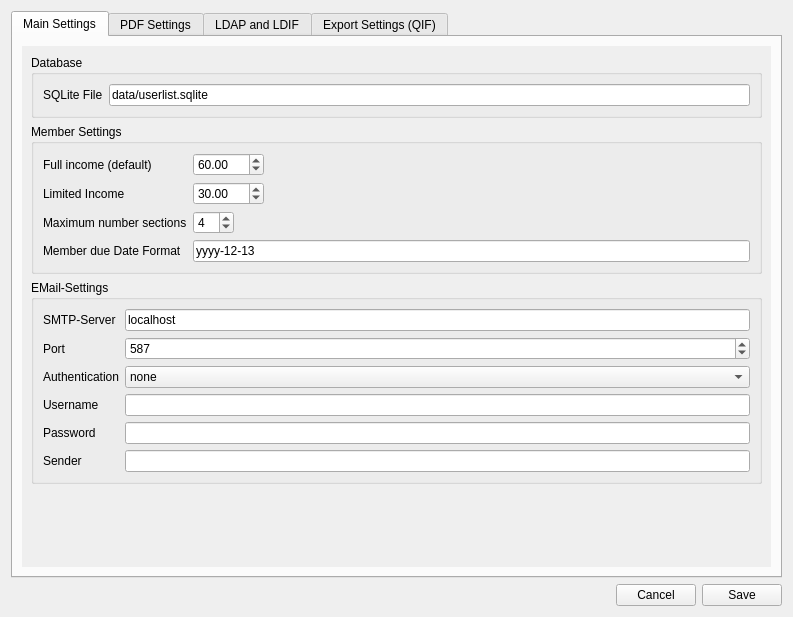
Before: the Qt Designer form forms/settings.ui in LukyLuke/PiTres, drawn with Qt 5.
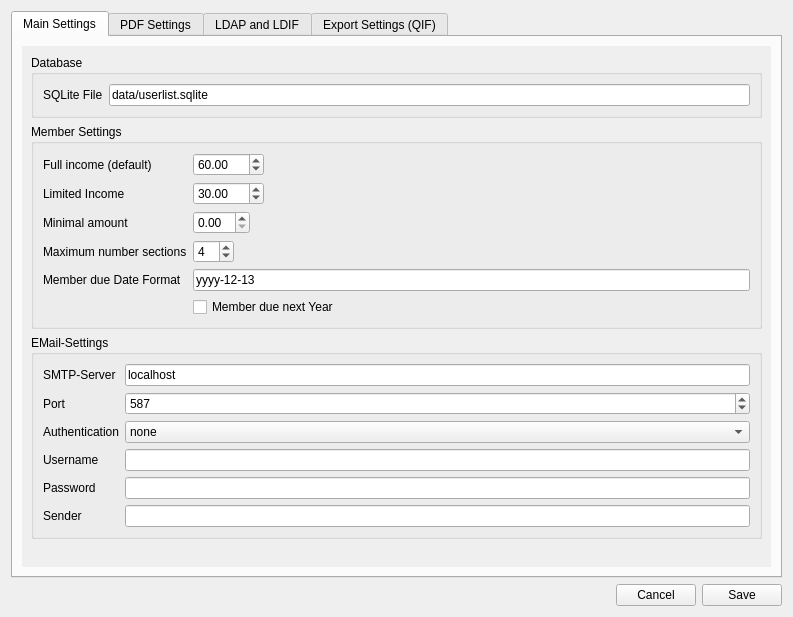
After: the same form once the commit is applied.

Commit message: #4: Added Checkbox to define the minimum amount and mark payments as paid in FIO

The edit to the form file:
```diff
--- a/forms/settings.ui
+++ b/forms/settings.ui
@@ -123,14 +123,14 @@
                 </property>
                </widget>
               </item>
-              <item row="2" column="0">
+              <item row="3" column="0">
                <widget class="QLabel" name="labelrecommendationsMaxSections">
                 <property name="text">
                  <string>Maximum number sections</string>
                 </property>
                </widget>
               </item>
-              <item row="2" column="1">
+              <item row="3" column="1">
                <widget class="QSpinBox" name="maxNumSections">
                 <property name="minimum">
                  <number>1</number>
@@ -140,14 +140,14 @@
                 </property>
                </widget>
               </item>
-              <item row="3" column="0">
+              <item row="4" column="0">
                <widget class="QLabel" name="label_29">
                 <property name="text">
                  <string>Member due Date Format</string>
                 </property>
                </widget>
               </item>
-              <item row="3" column="1">
+              <item row="4" column="1">
                <widget class="QLineEdit" name="memberDueDate">
                 <property name="toolTip">
                  <string>&lt;p&gt;The Format must be in form of &lt;span style=&quot; font-weight:600;&quot;&gt;yyyy-MM-dd&lt;/span&gt; but can have static values.&lt;br/&gt;For example to terminate to the end of a Year, enter &lt;span style=&quot; font-weight:600;&quot;&gt;yyyy-12-31&lt;/span&gt;&lt;/p&gt;&lt;p&gt;Use &lt;span style=&quot; font-weight:600;&quot;&gt;yyyy&lt;/span&gt; for the 4-digit Year&lt;br/&gt;Use &lt;span style=&quot; font-weight:600;&quot;&gt;MM&lt;/span&gt; for the 2-digit Month&lt;br/&gt;Use &lt;span style=&quot; font-weight:600;&quot;&gt;dd&lt;/span&gt; for the 2-digit Day&lt;/p&gt;</string>
@@ -157,6 +157,23 @@
                 </property>
                </widget>
               </item>
+              <item row="5" column="1">
+               <widget class="QCheckBox" name="memberDueDateNextYear">
+                <property name="text">
+                 <string>Member due next Year</string>
+                </property>
+               </widget>
+              </item>
+              <item row="2" column="0">
+               <widget class="QLabel" name="labelMemberAmountMinimum">
+                <property name="text">
+                 <string>Minimal amount</string>
+                </property>
+               </widget>
+              </item>
+              <item row="2" column="1">
+               <widget class="QDoubleSpinBox" name="memberAmountMin"/>
+              </item>
              </layout>
             </widget>
            </item>
```
The commit also changes 2 other files.
